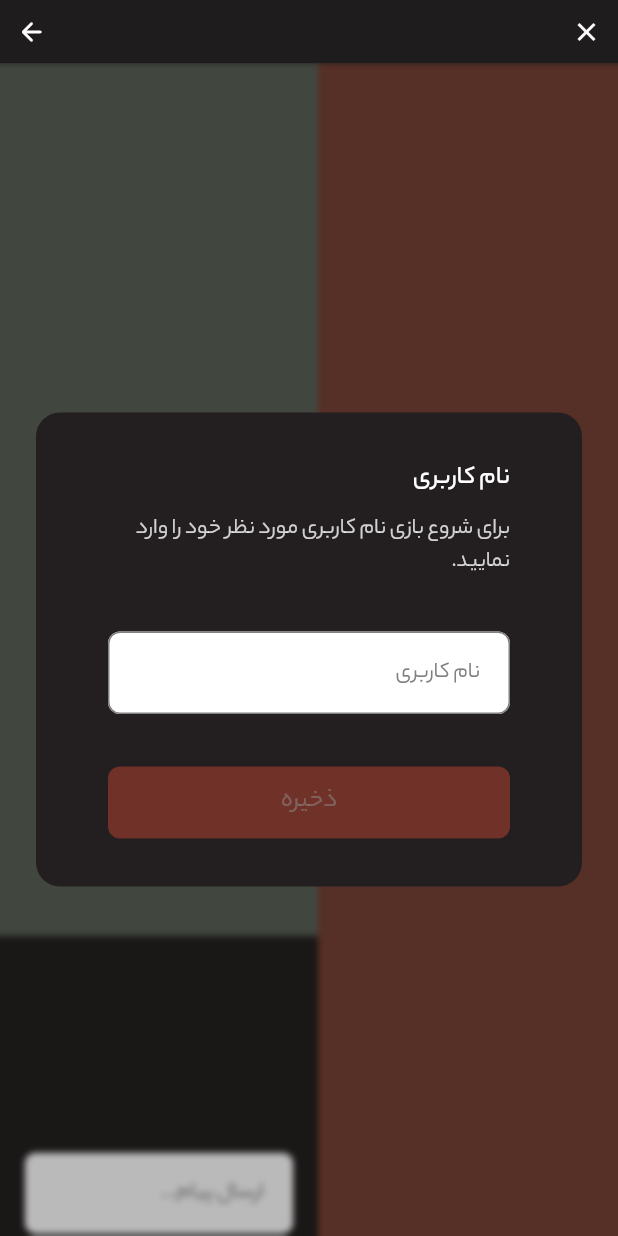
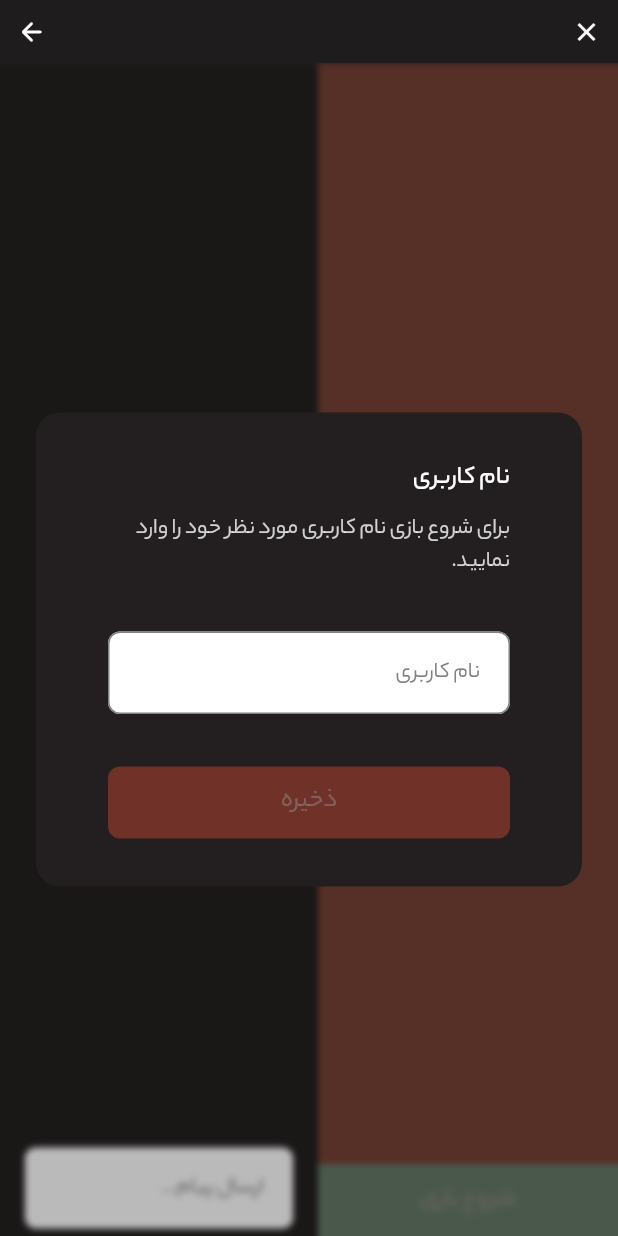
Before and after one commit to P-B1101/card-game, a Flutter app: the screen it shows after launch, after a tap on "ایجاد سرور", on a phone screen of 412 x 824 dp. Run offline on Flutter 3.47's test engine with Material 3 defaults, Android fonts, the phone set to English and light mode, and no system bars; our stand-ins replace auto_route, bloc, bloc_concurrency, dartz, equatable, flutter_bloc and 5 more; missing offline and left inert: animation_wrappers, bitsdojo_window, socket_io; accounts and stored records are empty; generated files the repository leaves out were written again.

Commit message:
add some ui

```diff
--- a/lib/core/components/button/m_button.dart
+++ b/lib/core/components/button/m_button.dart
@@ -24,6 +24,7 @@ class MButtonWidget extends StatelessWidget {
   final bool isUnderline;
   final double? loadingStroke;
   final double? loadingSize;
+  final BorderRadius? borderRadius;
   const MButtonWidget({
     super.key,
     required this.onClick,
@@ -44,6 +45,7 @@ class MButtonWidget extends StatelessWidget {
     this.textSize = 16,
     this.loadingStroke,
     this.loadingSize,
+    this.borderRadius,
   });
 
   factory MButtonWidget.outline({
@@ -57,6 +59,7 @@ class MButtonWidget extends StatelessWidget {
     double? width,
     double textSize = 16,
     double? height = 48,
+    BorderRadius? borderRadius,
   }) =>
       MButtonWidget(
         onClick: onClick,
@@ -70,6 +73,7 @@ class MButtonWidget extends StatelessWidget {
         padding: padding,
         textSize: textSize,
         height: height,
+        borderRadius: borderRadius,
       );
 
   factory MButtonWidget.text({
@@ -137,7 +141,7 @@ class MButtonWidget extends StatelessWidget {
           }
         }(),
         decoration: BoxDecoration(
-          borderRadius: BorderRadius.circular(8),
+          borderRadius: borderRadius ?? BorderRadius.circular(8),
           color: () {
             switch (type) {
               case ButtonType.fill:
@@ -166,7 +170,7 @@ class MButtonWidget extends StatelessWidget {
         child: Material(
           color: Colors.transparent,
           child: InkWell(
-            borderRadius: BorderRadius.circular(8),
+            borderRadius: borderRadius ?? BorderRadius.circular(8),
             onTap: _canClick ? onClick : null,
             child: () {
               switch (type) {
--- a/lib/core/utils/extensions.dart
+++ b/lib/core/utils/extensions.dart
@@ -67,6 +67,15 @@ extension MenuItemExt on MenuItem {
 }
 
 extension NetworkDeviceListExt on List<NetworkDevice> {
+  bool get is3PlayerReady {
+    int counter = 0;
+    for (int i = 0; i < length; i++) {
+      if (!this[i].isServer && this[i].isReady) counter++;
+      if (counter >= 3) return true;
+    }
+    return false;
+  }
+
   void addIfNotExist(NetworkDevice item) {
     for (int i = 0; i < length; i++) {
       if (this[i].id == item.id) return;
--- a/lib/feature/commands/data/data_source/commands_data_source.dart
+++ b/lib/feature/commands/data/data_source/commands_data_source.dart
@@ -143,6 +143,8 @@ class CommandsDataSourceImpl implements CommandsDataSource {
       name: user.username,
       ip: user.ip,
       isServer: server == null,
+      isReady: server == null,
+      serverIp: server?.ip ?? user.ip,
     );
     _sendClientMessage(json.encode(device.toJson), _joinLobby);
     final serverMessage = ServerMessageModel.hello(user.username);
@@ -177,6 +179,8 @@ class CommandsDataSourceImpl implements CommandsDataSource {
         ip: items[i].ip,
         name: items[i].name,
         isServer: true,
+        isReady: true,
+        serverIp: items[i].ip,
       );
       result.add(device);
     }
--- a/lib/feature/commands/domain/entity/network_device.dart
+++ b/lib/feature/commands/domain/entity/network_device.dart
@@ -5,13 +5,33 @@ class NetworkDevice extends Equatable {
   final String name;
   final String ip;
   final bool isServer;
+  final bool isReady;
+  final String serverIp;
   const NetworkDevice({
     required this.id,
     required this.name,
     required this.ip,
     required this.isServer,
+    required this.isReady,
+    required this.serverIp,
   });
 
   @override
-  List<Object?> get props => [id, name, ip, isServer];
+  List<Object?> get props => [
+        id,
+        name,
+        ip,
+        isServer,
+        isReady,
+        serverIp,
+      ];
+
+  NetworkDevice toggleReady() => NetworkDevice(
+        id: id,
+        name: name,
+        ip: ip,
+        isServer: isServer,
+        isReady: !isReady,
+        serverIp: serverIp,
+      );
 }
--- a/lib/feature/menu/presentation/page/lobby_page.dart
+++ b/lib/feature/menu/presentation/page/lobby_page.dart
@@ -71,19 +71,12 @@ class __LobbyPageState extends State<_LobbyPage> {
           listener: (context, state) => _handleConnectToServerState(state),
         ),
       ],
-      child: const Scaffold(
-        backgroundColor: MColors.ebony,
+      child: Scaffold(
+        backgroundColor: MColors.secondaryColor,
         body: Row(
           children: [
-            UserListWidget(),
-            Expanded(
-              child: Column(
-                children: [
-                  Expanded(child: SizedBox()),
-                  MessageBoxWidget(),
-                ],
-              ),
-            ),
+            UserListWidget(isServer: _isServer),
+            const Expanded(child: MessageBoxWidget()),
           ],
         ),
       ),
--- a/lib/feature/menu/presentation/widget/lobby/message_box_widget.dart
+++ b/lib/feature/menu/presentation/widget/lobby/message_box_widget.dart
@@ -34,7 +34,7 @@ class _MessageBoxWidgetState extends State<MessageBoxWidget> {
   Widget build(BuildContext context) {
     return BlocBuilder<CreateServerBloc, CreateServerState>(
       builder: (context, state) => Container(
-        height: 200,
+        // height: 200,
         width: double.infinity,
         decoration: const BoxDecoration(
           color: MColors.secondaryColor,
@@ -66,9 +66,11 @@ class _MessageBoxWidgetState extends State<MessageBoxWidget> {
               ),
             ),
             Container(
-              height: 56,
+              height: 64,
               width: double.infinity,
               margin: const EdgeInsets.symmetric(horizontal: 16),
+              color: MColors.secondaryColor,
+              alignment: Alignment.center,
               child: MInputWidget(
                 controller: _controller,
                 focusNode: _focusNode,
--- a/lib/feature/menu/presentation/widget/lobby/user_list_widget.dart
+++ b/lib/feature/menu/presentation/widget/lobby/user_list_widget.dart
@@ -1,12 +1,21 @@
+import 'package:card_game/core/utils/utils.dart';
 import 'package:flutter/material.dart';
 import 'package:flutter_bloc/flutter_bloc.dart';
 
+import '../../../../../core/components/button/m_button.dart';
 import '../../../../../core/utils/assets.dart';
+import '../../../../../core/utils/extensions.dart';
+import '../../../../commands/domain/entity/network_device.dart';
 import '../../../../commands/presentation/bloc/players_bloc.dart';
 import '../../../../database/presentation/cubit/username_cubit.dart';
+import '../../../../language/manager/localizatios.dart';
 
 class UserListWidget extends StatelessWidget {
-  const UserListWidget({super.key});
+  final bool isServer;
+  const UserListWidget({
+    super.key,
+    required this.isServer,
+  });
 
   @override
   Widget build(BuildContext context) {
@@ -18,16 +27,38 @@ class UserListWidget extends StatelessWidget {
           color: MColors.bole,
           child: Column(
             children: [
-              Flexible(
+              Expanded(
                 child: ListView.builder(
                   padding: const EdgeInsets.symmetric(vertical: 6),
                   itemBuilder: (context, index) => _ItemWidget(
-                    name: state.items[index].name,
+                    item: state.items[index],
                     isMe: state.items[index].ip == uState.user.ip,
                   ),
                   itemCount: state.items.length,
                   shrinkWrap: true,
                 ),
+              ),
+              AnimatedCrossFade(
+                duration: UiUtils.duration,
+                sizeCurve: UiUtils.curve,
+                firstCurve: UiUtils.curve,
+                secondCurve: UiUtils.curve,
+                crossFadeState: isServer && !state.items.is3PlayerReady
+                    ? CrossFadeState.showFirst
+                    : CrossFadeState.showSecond,
+                firstChild: MButtonWidget(
+                  borderRadius: BorderRadius.zero,
+                  color: MColors.keppel,
+                  enableClickWhenDisable: false,
+                  onClick: () {
+                    // TODO: implement start gage
+                  },
+                  isEnable: isServer ? state.items.is3PlayerReady : true,
+                  title: isServer
+                      ? Strings.of(context).start_label
+                      : Strings.of(context).ready_label,
+                ),
+                secondChild: const SizedBox(width: double.infinity),
               ),
             ],
           ),
@@ -38,25 +69,78 @@ class UserListWidget extends StatelessWidget {
 }
 
 class _ItemWidget extends StatelessWidget {
-  final String name;
+  final NetworkDevice item;
   final bool isMe;
   const _ItemWidget({
-    required this.name,
+    required this.item,
     required this.isMe,
   });
 
   @override
   Widget build(BuildContext context) {
-    return Padding(
-      padding: const EdgeInsets.symmetric(horizontal: 12, vertical: 6),
+    return Container(
+      height: 38,
+      margin: const EdgeInsetsDirectional.only(end: 6, start: 12),
+      child: Row(
+        crossAxisAlignment: CrossAxisAlignment.end,
+        children: [
+          if (item.isServer)
+            Padding(
+              padding: const EdgeInsetsDirectional.only(end: 8, bottom: 4),
+              child: Tooltip(
+                message: Strings.of(context).im_server_label,
+                child: const SizedBox.square(
+                  dimension: 24,
+                  child: Center(
+                    child: Icon(
+                      Icons.person,
+                      color: MColors.whiteColor,
+                    ),
+                  ),
+                ),
+              ),
+            ),
+          Expanded(
             child: Text(
-        name,
+              item.name,
               style: TextStyle(
                 fontSize: 16,
                 color: isMe ? MColors.seeGreen : MColors.whiteColor,
                 fontWeight: Fonts.medium600,
               ),
             ),
+          ),
+          AnimatedCrossFade(
+            duration: UiUtils.duration,
+            sizeCurve: UiUtils.curve,
+            firstCurve: UiUtils.curve,
+            secondCurve: UiUtils.curve,
+            crossFadeState: item.isReady
+                ? CrossFadeState.showFirst
+                : CrossFadeState.showSecond,
+            firstChild: Row(
+              mainAxisSize: MainAxisSize.min,
+              children: [
+                Container(
+                  margin: const EdgeInsets.only(left: 4, right: 4, bottom: 4),
+                  width: 1.5,
+                  height: 16,
+                  color: MColors.whiteColor.withOpacity(.25),
+                ),
+                Text(
+                  Strings.of(context).ready_label,
+                  style: const TextStyle(
+                    fontSize: 12,
+                    color: MColors.keppel,
+                    fontWeight: Fonts.regular500,
+                  ),
+                ),
+              ],
+            ),
+            secondChild: const SizedBox(height: 38),
+          ),
+        ],
+      ),
     );
   }
 }
--- a/lib/l10n/app_fa.arb
+++ b/lib/l10n/app_fa.arb
@@ -18,5 +18,8 @@
     "ip_label": "آی پی",
     "ok_label": "باشه",
     "server_disconnected_title": "ارتباط با سرور",
-    "server_disconnected_description": "ارتباط با سرور قطع شد :("
+    "server_disconnected_description": "ارتباط با سرور قطع شد :(",
+    "start_label": "شروع بازی",
+    "ready_label": "آماده ام",
+    "im_server_label": "سرور منم :)"
 }
```
Also changed, not shown: lib/feature/commands/data/model/network_device_model.dart (+18 -0 lines). Lines whose indentation alone changed are shown as unchanged.
